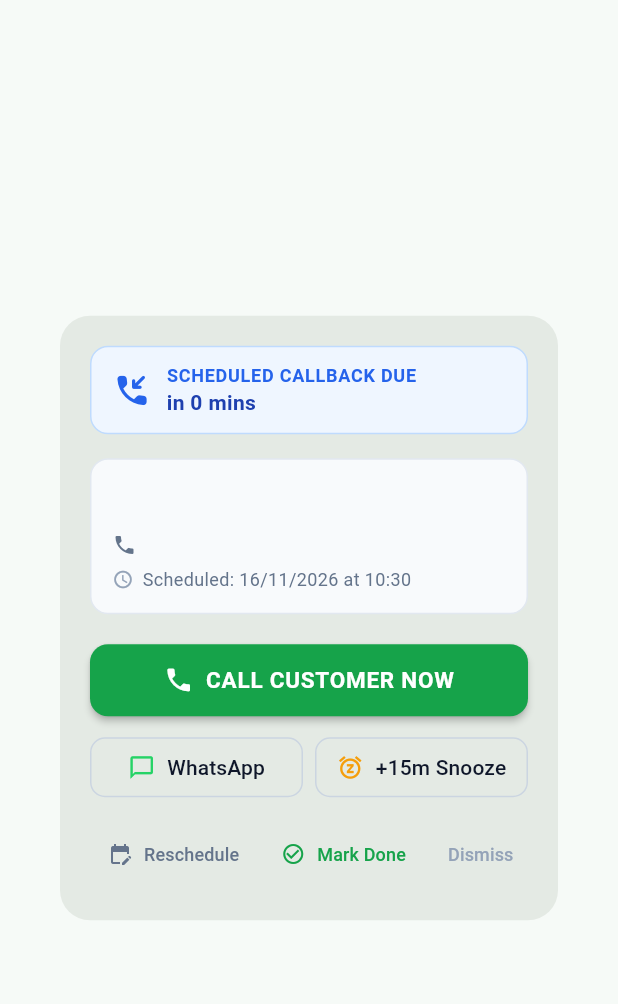
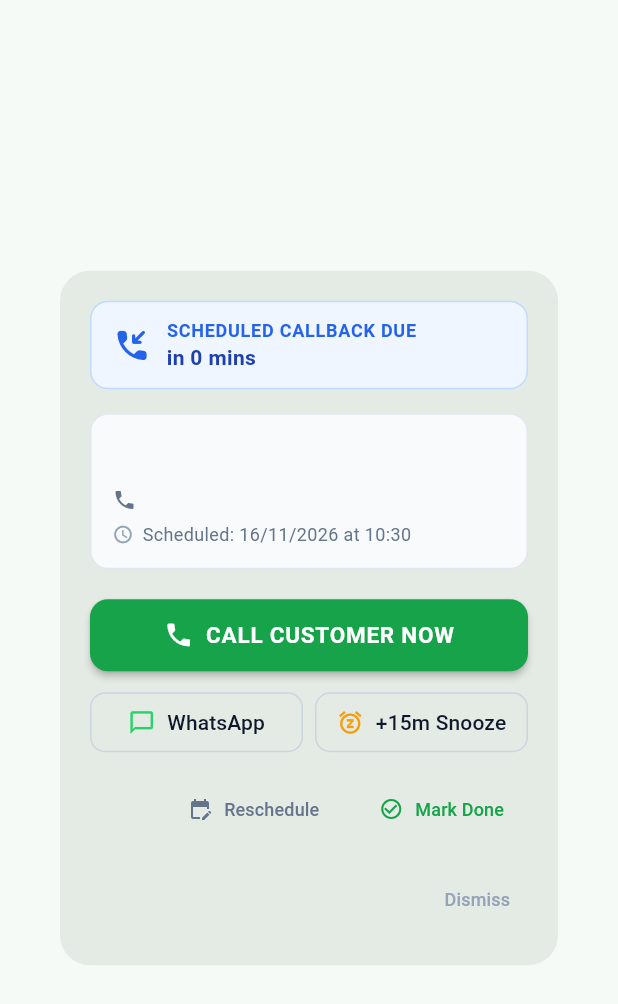
Before and after one commit to sa64ammahale/callnowMobileApp, a Flutter app: the CallbackAlertDialog widget shown alone on an empty page, opened directly with empty values, on a phone screen of 412 x 824 dp. Shown: the top 1004 px of the screen. Run offline on Flutter 3.47's test engine with Material 3 defaults, Android fonts, the phone set to English and light mode, and no system bars; our stand-ins replace flutter_local_notifications, flutter_secure_storage, google_fonts, shared_preferences, timezone; accounts and stored records are empty; network calls fail.

Commit message:
feat: add FollowupModel and CallbackAlertDialog widget for callback management

```diff
--- a/lib/widgets/callback_alert_dialog.dart
+++ b/lib/widgets/callback_alert_dialog.dart
@@ -350,8 +350,10 @@ class CallbackAlertDialog extends StatelessWidget {
             const SizedBox(height: 10),
 
             // Bottom Actions (Reschedule, Mark Done, Dismiss)
-            Row(
-              mainAxisAlignment: MainAxisAlignment.spaceBetween,
+            Wrap(
+              spacing: 12,
+              runSpacing: 12,
+              alignment: WrapAlignment.end,
               children: [
                 TextButton.icon(
                   onPressed: () => _reschedule(context),
```
Also changed, not shown: lib/model/followup_model.dart (+7 -1 lines).
